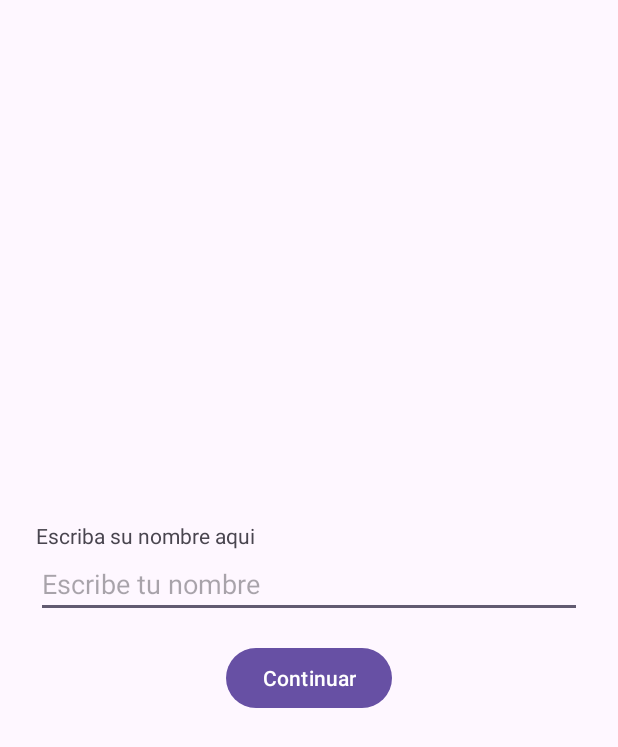
After one commit to gabrieljimenezc01/calculadoraIMC, an Android app: the RegistroActivity screen opened directly, with no data from a screen before it, on a phone screen of 412 x 824 dp. The commit adds this screen. Shown: the top 747 px of the screen. Run offline under Robolectric (Android 15) with nearby library versions, the phone set to English and light mode, and no system bars.

Commit message:
guardar nombre con sharePreferences

```diff
--- /dev/null
+++ b/app/src/main/java/com/example/calculadoraimc/RegistroActivity.kt
@@ -0,0 +1,37 @@
+package com.example.calculadoraimc
+
+import android.content.Context
+import android.content.Intent
+import android.os.Bundle
+import android.widget.Button
+import android.widget.EditText
+import androidx.appcompat.app.AppCompatActivity
+
+class RegistroActivity : AppCompatActivity() {
+
+    override fun onCreate(savedInstanceState: Bundle?) {
+        super.onCreate(savedInstanceState)
+        setContentView(R.layout.registro_activity)
+
+        val edNombre = findViewById<EditText>(R.id.edNombre)
+        val btnGuardar = findViewById<Button>(R.id.btnGuardar)
+
+        btnGuardar.setOnClickListener {
+            val nombre = edNombre.text.toString().trim()
+
+            if (nombre.isNotEmpty()) {
+                // Guardamos en SharedPreferences
+                val prefs = getSharedPreferences("usuario_prefs", Context.MODE_PRIVATE)
+                val editor = prefs.edit()
+                editor.putString("nombre", nombre)
+                editor.apply()
+
+                // Ir al MainActivity
+                startActivity(Intent(this, MainActivity::class.java))
+                finish()
+            } else {
+                edNombre.error = "Por favor escribe tu nombre"
+            }
+        }
+    }
+}
--- a/app/src/main/res/layout/activity_splash.xml
+++ b/app/src/main/res/layout/activity_splash.xml
@@ -7,5 +7,8 @@
         android:id="@+id/videoView"
         android:layout_width="match_parent"
         android:layout_height="match_parent"
-        android:scaleType="centerCrop"/>
+        android:layout_alignParentTop="true"
+        android:layout_alignParentBottom="true"
+        android:layout_alignParentStart="true"
+        android:layout_alignParentEnd="true" />
 </RelativeLayout>
--- /dev/null
+++ b/app/src/main/res/layout/registro_activity.xml
@@ -0,0 +1,30 @@
+<!-- res/layout/activity_registro.xml -->
+<LinearLayout xmlns:android="http://schemas.android.com/apk/res/android"
+    android:layout_width="match_parent"
+    android:layout_height="match_parent"
+    android:orientation="vertical"
+    android:gravity="center"
+    android:padding="24dp">
+
+
+    <TextView
+        android:id="@+id/textView"
+        android:layout_width="match_parent"
+        android:layout_height="wrap_content"
+        android:text="Escriba su nombre aqui" />
+
+    <EditText
+        android:id="@+id/edNombre"
+        android:layout_width="match_parent"
+        android:layout_height="wrap_content"
+        android:hint="Escribe tu nombre"
+        android:inputType="textPersonName"/>
+
+    <Button
+        android:id="@+id/btnGuardar"
+        android:layout_width="wrap_content"
+        android:layout_height="wrap_content"
+        android:layout_marginTop="16dp"
+        android:text="Continuar" />
+
+</LinearLayout>
```
Also changed, not shown: app/src/main/AndroidManifest.xml (+10 -9 lines), app/src/main/java/com/example/calculadoraimc/MainActivity.kt (+21 -23 lines), app/src/main/java/com/example/calculadoraimc/SplashActivity.kt (+11 -1 lines), 1 other file.
